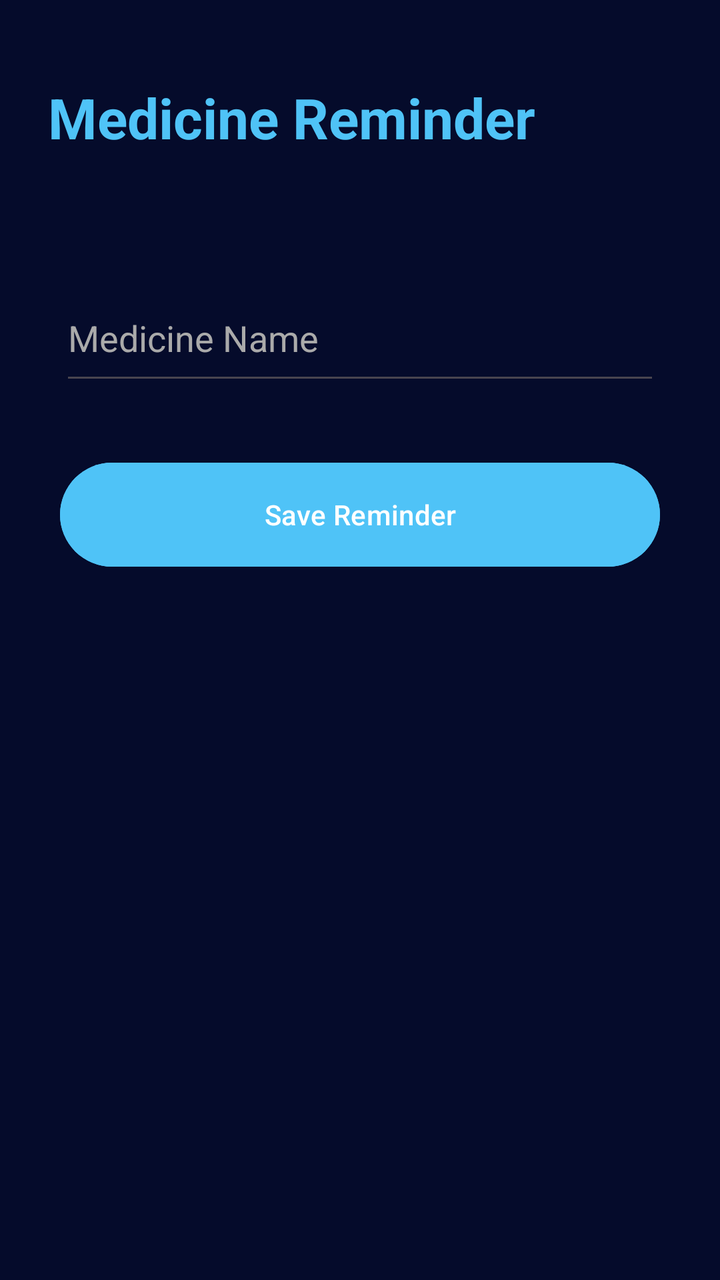
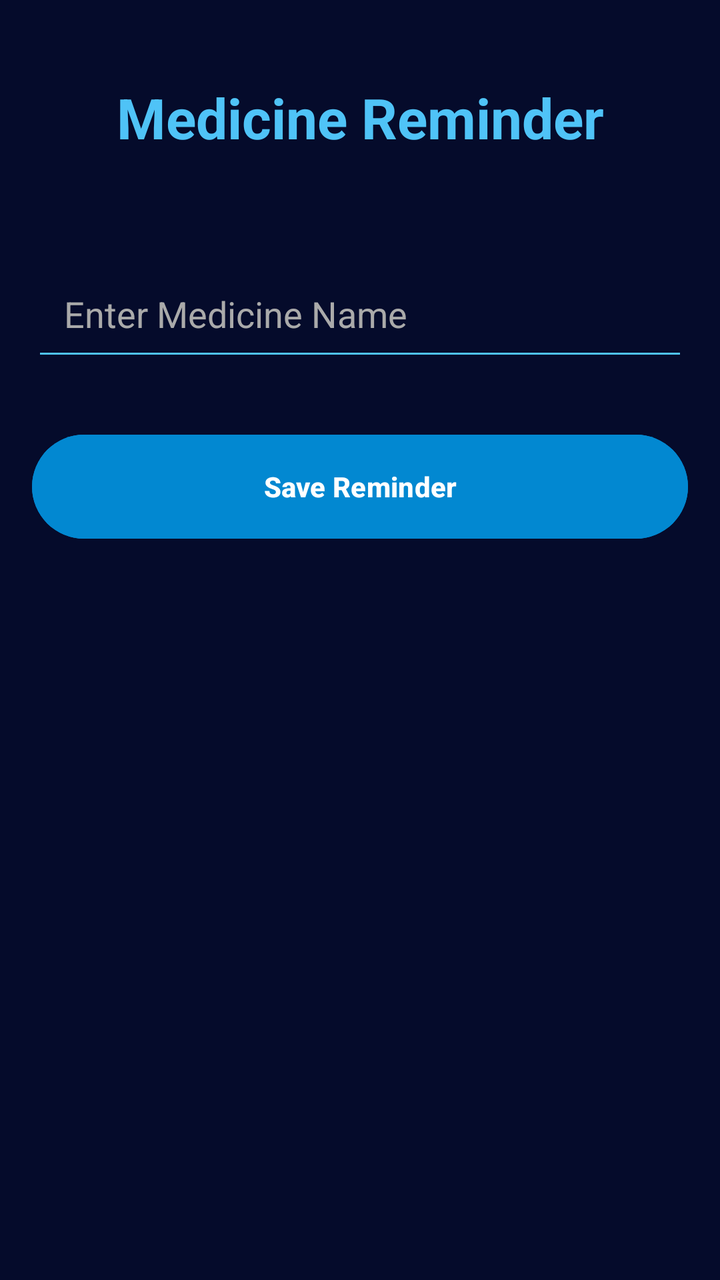

Screens rendered from an Android XML layout before and after an edit, with the pre-edit source and the edit as a unified diff.
<!-- AndroidManifest.xml: application theme Theme.Medinex -->
<!-- res/layout/activity_reminder.xml -->
<?xml version="1.0" encoding="utf-8"?>
<androidx.constraintlayout.widget.ConstraintLayout
    xmlns:android="http://schemas.android.com/apk/res/android"
    xmlns:app="http://schemas.android.com/apk/res-auto"
    android:id="@+id/main"
    android:layout_width="match_parent"
    android:layout_height="match_parent"
    android:background="#050B2B">

    <TextView
        android:id="@+id/title"
        android:layout_width="wrap_content"
        android:layout_height="wrap_content"
        android:text="Medicine Reminder"
        android:textColor="#4FC3F7"
        android:textSize="28sp"
        android:textStyle="bold"
        android:layout_marginTop="40dp"
        android:layout_marginStart="24dp"
        app:layout_constraintTop_toTopOf="parent"
        app:layout_constraintStart_toStartOf="parent"/>

    <EditText
        android:id="@+id/medicineName"
        android:layout_width="300dp"
        android:layout_height="60dp"
        android:hint="Medicine Name"
        android:textColor="#FFFFFF"
        android:textColorHint="#AAAAAA"
        app:layout_constraintTop_toBottomOf="@id/title"
        app:layout_constraintStart_toStartOf="parent"
        app:layout_constraintEnd_toEndOf="parent"
        android:layout_marginTop="60dp"/>

    <Button
        android:id="@+id/saveReminderBtn"
        android:layout_width="300dp"
        android:layout_height="60dp"
        android:text="Save Reminder"
        android:textColor="#FFFFFF"
        android:backgroundTint="#4FC3F7"
        app:layout_constraintTop_toBottomOf="@id/medicineName"
        app:layout_constraintStart_toStartOf="parent"
        app:layout_constraintEnd_toEndOf="parent"
        android:layout_marginTop="30dp"/>

</androidx.constraintlayout.widget.ConstraintLayout>
<!-- resources referenced by this layout -->
<resources>
  <style name="Theme.Medinex" parent="Base.Theme.Medinex" />
  <style name="Base.Theme.Medinex" parent="Theme.Material3.DayNight.NoActionBar">
          
          
      </style>
</resources>

<!-- the commit's change to res/layout/activity_reminder.xml (unified diff, before → after) -->
@@ -5,43 +5,50 @@
     android:id="@+id/main"
     android:layout_width="match_parent"
     android:layout_height="match_parent"
-    android:background="#050B2B">
+    android:background="#050B2B"
+    android:padding="16dp">
 
     <TextView
         android:id="@+id/title"
         android:layout_width="wrap_content"
         android:layout_height="wrap_content"
+        android:layout_marginTop="24dp"
         android:text="Medicine Reminder"
         android:textColor="#4FC3F7"
         android:textSize="28sp"
         android:textStyle="bold"
-        android:layout_marginTop="40dp"
-        android:layout_marginStart="24dp"
         app:layout_constraintTop_toTopOf="parent"
-        app:layout_constraintStart_toStartOf="parent"/>
+        app:layout_constraintStart_toStartOf="parent"
+        app:layout_constraintEnd_toEndOf="parent" />
 
     <EditText
         android:id="@+id/medicineName"
-        android:layout_width="300dp"
+        android:layout_width="0dp"
         android:layout_height="60dp"
-        android:hint="Medicine Name"
+        android:layout_marginTop="48dp"
+        android:backgroundTint="#4FC3F7"
+        android:hint="Enter Medicine Name"
+        android:inputType="textCapWords"
+        android:singleLine="true"
+        android:paddingStart="16dp"
+        android:paddingEnd="16dp"
         android:textColor="#FFFFFF"
         android:textColorHint="#AAAAAA"
         app:layout_constraintTop_toBottomOf="@id/title"
         app:layout_constraintStart_toStartOf="parent"
-        app:layout_constraintEnd_toEndOf="parent"
-        android:layout_marginTop="60dp"/>
+        app:layout_constraintEnd_toEndOf="parent" />
 
     <Button
         android:id="@+id/saveReminderBtn"
-        android:layout_width="300dp"
+        android:layout_width="0dp"
         android:layout_height="60dp"
+        android:layout_marginTop="28dp"
+        android:backgroundTint="#0288D1"
         android:text="Save Reminder"
         android:textColor="#FFFFFF"
-        android:backgroundTint="#4FC3F7"
+        android:textStyle="bold"
         app:layout_constraintTop_toBottomOf="@id/medicineName"
         app:layout_constraintStart_toStartOf="parent"
-        app:layout_constraintEnd_toEndOf="parent"
-        android:layout_marginTop="30dp"/>
+        app:layout_constraintEnd_toEndOf="parent" />
 
 </androidx.constraintlayout.widget.ConstraintLayout>
